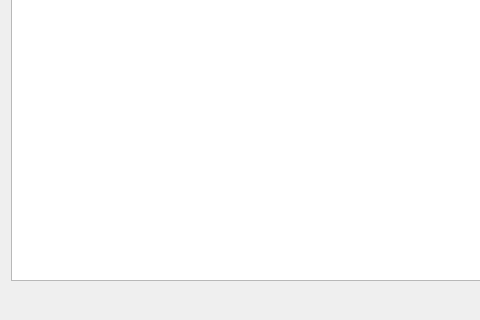
The window that recipe-book/ui/profileview.ui (xavier-berthiaume/Recipe-Book) describes before a commit, drawn with Qt 5; both pictures show x 0 to 480 and y 247 to 567 of the 701 by 567 pixel window.
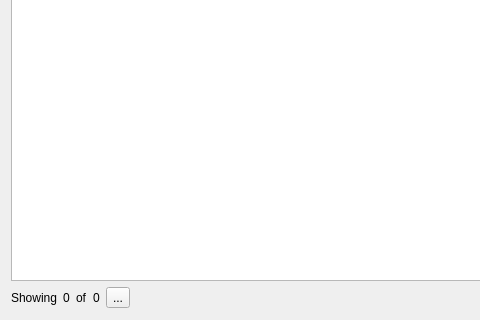
The same window after the commit. Icons and pictures are not drawn.

```diff
--- a/recipe-book/ui/profileview.ui
+++ b/recipe-book/ui/profileview.ui
@@ -53,6 +53,47 @@
    </item>
    <item>
     <layout class="QHBoxLayout" name="horizontalLayout">
+     <item>
+      <widget class="QLabel" name="countLabel">
+       <property name="text">
+        <string>Showing</string>
+       </property>
+      </widget>
+     </item>
+     <item>
+      <widget class="QLabel" name="loadedCountIndicator">
+       <property name="frameShape">
+        <enum>QFrame::Shape::NoFrame</enum>
+       </property>
+       <property name="text">
+        <string notr="true">0</string>
+       </property>
+      </widget>
+     </item>
+     <item>
+      <widget class="QLabel" name="countLabel_2">
+       <property name="text">
+        <string>of</string>
+       </property>
+      </widget>
+     </item>
+     <item>
+      <widget class="QLabel" name="totalCountIndicator">
+       <property name="text">
+        <string notr="true">0</string>
+       </property>
+      </widget>
+     </item>
+     <item>
+      <widget class="QToolButton" name="loadMoreButton">
+       <property name="text">
+        <string>...</string>
+       </property>
+       <property name="icon">
+        <iconset theme="QIcon::ThemeIcon::ObjectRotateRight"/>
+       </property>
+      </widget>
+     </item>
      <item>
       <spacer name="horizontalSpacer">
        <property name="orientation">
```
